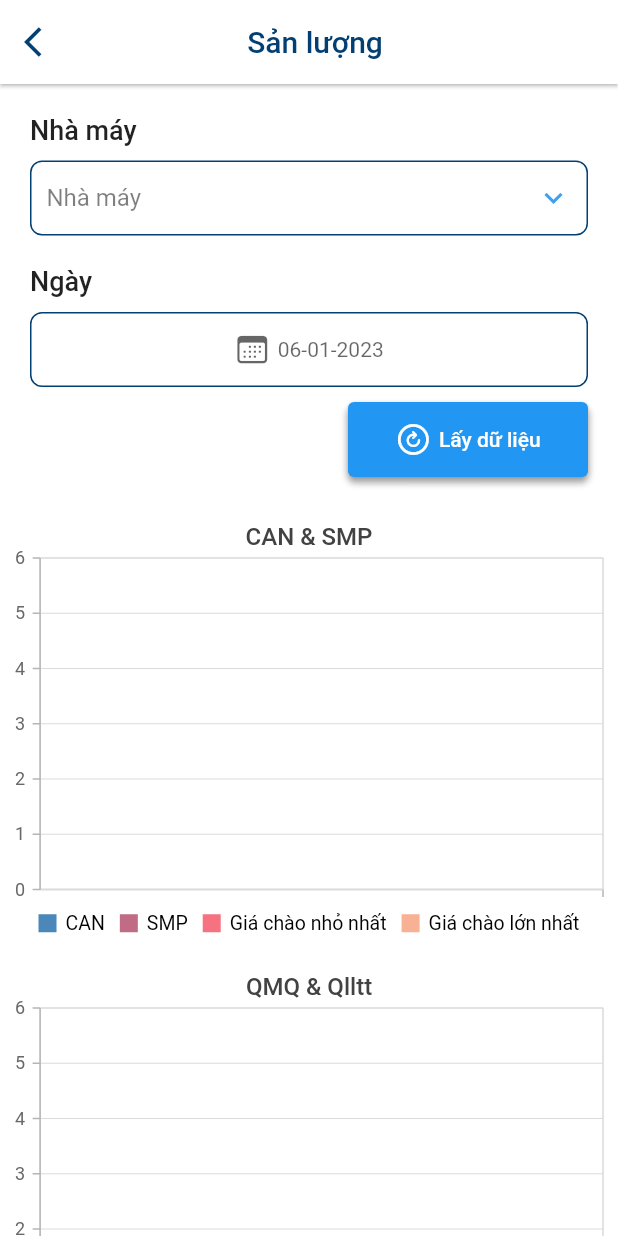
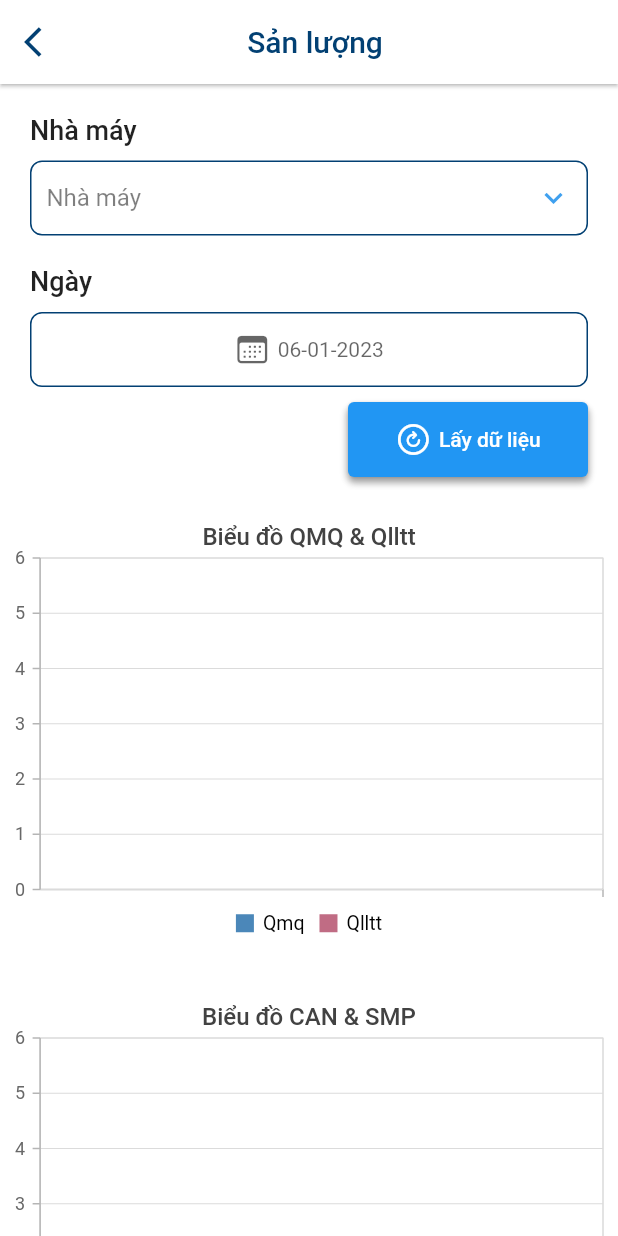
Before and after one commit to Kenn211/ChartFlutterElectric, a Flutter app: the OutputScreen screen opened by its route, on a phone screen of 412 x 824 dp. Run offline on Flutter 3.47's test engine with Material 2 defaults, Android fonts, the phone set to English and light mode, and no system bars; our stand-ins replace flutter_screenutil, get, shared_preferences, syncfusion_flutter_charts; accounts and stored records are empty; network calls fail.

Commit message:
update code

```diff
--- /dev/null
+++ b/lib/controllers/drawer/hydrological_controller.dart
@@ -0,0 +1,3 @@
+import 'package:test_chart/controllers/base_controller.dart';
+
+class HydrologicalController extends BaseController {}
--- a/lib/routes/app_paths.dart
+++ b/lib/routes/app_paths.dart
@@ -24,6 +24,8 @@ abstract class Routes {
   static const outputScreen = _Paths.output;
   static const marginalPriceScreen = _Paths.marginalPrice;
   static const sourcePlanScreen = _Paths.sourcePlan;
+  static const revenueScreen = _Paths.revenue;
+  static const hydrologicalScreen = _Paths.hydrological;
 }
 
 abstract class _Paths {
@@ -41,4 +43,6 @@ abstract class _Paths {
   static const output = '/output';
   static const marginalPrice = '/marginalPrice';
   static const sourcePlan = '/sourcePlan';
+  static const revenue = '/revenue';
+  static const hydrological = '/hydrological';
 }
--- a/lib/routes/app_routes.dart
+++ b/lib/routes/app_routes.dart
@@ -1,4 +1,5 @@
 import 'package:get/get.dart';
+
 import 'bindings/index.dart';
 import '/views/app_views.dart';
 
@@ -47,21 +48,39 @@ class AppPages {
     GetPage(
         name: Routes.tonnageScreen,
         transition: Transition.rightToLeft,
-        transitionDuration: const Duration(milliseconds: 500),
+        transitionDuration: const Duration(milliseconds: 300),
         page: () => const TonnagePage(),
         binding: TonnageBinding()),
     GetPage(
         name: Routes.outputScreen,
+        transition: Transition.rightToLeft,
+        transitionDuration: const Duration(milliseconds: 300),
         page: () => const OutputScreen(),
         binding: OutputBinding()),
     GetPage(
         name: Routes.marginalPriceScreen,
+        transition: Transition.rightToLeft,
+        transitionDuration: const Duration(milliseconds: 300),
         page: () => const MarginalPriceScreen(),
         binding: MarginalPriceBinding()),
     GetPage(
         name: Routes.sourcePlanScreen,
+        transition: Transition.rightToLeft,
+        transitionDuration: const Duration(milliseconds: 300),
         page: () => const SourcePlanScreen(),
-        binding: SourcePlanBinding())
+        binding: SourcePlanBinding()),
+    GetPage(
+        name: Routes.revenueScreen,
+        transition: Transition.rightToLeft,
+        transitionDuration: const Duration(milliseconds: 300),
+        page: () => const RevenueScreen(),
+        binding: RevenueBinding()),
+    GetPage(
+        name: Routes.hydrologicalScreen,
+        transition: Transition.rightToLeft,
+        transitionDuration: const Duration(milliseconds: 300),
+        page: () => const HydrologicalScreen(),
+        binding: HydrologicalBinding()),
   ];
 
   static final List<GetPage> getPages = [
--- /dev/null
+++ b/lib/routes/bindings/drawer/hydrological_binding.dart
@@ -0,0 +1,9 @@
+import 'package:get/get.dart';
+import 'package:test_chart/controllers/drawer/hydrological_controller.dart';
+
+class HydrologicalBinding implements Bindings {
+  @override
+  void dependencies() {
+    Get.lazyPut<HydrologicalController>(() => HydrologicalController());
+  }
+}
--- /dev/null
+++ b/lib/routes/bindings/drawer/revenue_binding.dart
@@ -0,0 +1,9 @@
+import 'package:get/get.dart';
+import 'package:test_chart/controllers/drawer/revenue_controller.dart';
+
+class RevenueBinding implements Bindings {
+  @override
+  void dependencies() {
+    Get.lazyPut<RevenueController>(() => RevenueController());
+  }
+}
--- a/lib/routes/bindings/index.dart
+++ b/lib/routes/bindings/index.dart
@@ -12,3 +12,5 @@ export 'drawer/marginal_price_binding.dart';
 export 'drawer/output_binding.dart';
 export 'drawer/source_plan_binding.dart';
 export 'drawer/tonnage_binding.dart';
+export 'drawer/revenue_binding.dart';
+export 'drawer/hydrological_binding.dart';
--- a/lib/shared/widgets/select_date.dart
+++ b/lib/shared/widgets/select_date.dart
@@ -3,7 +3,7 @@ import 'package:flutter/material.dart';
 import 'package:test_chart/core.dart';
 
 class SelectDate extends StatelessWidget {
-  const SelectDate({super.key, this.isStack = true, this.onTap, this.text});
+  const SelectDate({super.key, this.isStack = false, this.onTap, this.text});
   final bool? isStack;
   final Function()? onTap;
   final String? text;
@@ -19,8 +19,8 @@ class SelectDate extends StatelessWidget {
               border: Border.all(width: 1, color: AppColors.secondColor)),
           child: Row(
             mainAxisAlignment: isStack == true
-                ? MainAxisAlignment.center
-                : MainAxisAlignment.start,
+                ? MainAxisAlignment.start
+                : MainAxisAlignment.center,
             children: [
               Icon(
                 CupertinoIcons.calendar,
--- a/lib/views/app_views.dart
+++ b/lib/views/app_views.dart
@@ -16,3 +16,5 @@ export 'authorized/screens/marginal_price/marginal_price_screen.dart';
 export 'authorized/screens/output/output_screen.dart';
 export 'authorized/screens/source_plan/source_plan_screen.dart';
 export 'authorized/screens/tonnage/tonnage_screen.dart';
+export 'authorized/screens/revenue/revenue_screen.dart';
+export 'authorized/screens/hydrological/hydrological_screen.dart';
--- a/lib/views/authorized/screens/main_drawer.dart
+++ b/lib/views/authorized/screens/main_drawer.dart
@@ -57,12 +57,14 @@ class MainDrawer extends StatelessWidget {
                 text: 'hydrological'.tr,
                 iconItem: CupertinoIcons.cloud_drizzle_fill,
                 onTap: () {
+                  Get.toNamed(Routes.hydrologicalScreen);
                   controller.closeDrawer();
                 }),
             _ItemDrawer(
                 text: 'revenue'.tr,
                 iconItem: CupertinoIcons.money_dollar,
                 onTap: () {
+                  Get.toNamed(Routes.revenueScreen);
                   controller.closeDrawer();
                 }),
             _ItemDrawer(
--- a/lib/views/authorized/screens/output/output_screen.dart
+++ b/lib/views/authorized/screens/output/output_screen.dart
@@ -72,9 +72,9 @@ class OutputScreen extends GetView<OutputController> {
                             }),
                       ),
                     ])),
-
+            const _ChartOutPutQMQ(),
+            const SizedBox(height: 20),
             const _ChartOutPut(),
-            const _ChartOutPutQMQ()
             // _TableQuantityProduct()
           ],
         ),
@@ -141,13 +141,15 @@ class _ChartOutPut extends StatelessWidget {
     return GetBuilder<OutputController>(builder: (controller) {
       return SfCartesianChart(
           title: ChartTitle(
-              text: 'CAN & SMP',
+              text: 'Biểu đồ CAN & SMP',
               textStyle:
                   const TextStyle(fontSize: 16, fontWeight: FontWeight.w500)),
           primaryXAxis: CategoryAxis(labelStyle: const TextStyle(fontSize: 12)),
           zoomPanBehavior: ZoomPanBehavior(enableMouseWheelZooming: true),
           legend: Legend(
               isVisible: true,
+              isResponsive: true,
+              shouldAlwaysShowScrollbar: true,
               alignment: ChartAlignment.center,
               position: LegendPosition.bottom),
           trackballBehavior: TrackballBehavior(
@@ -166,29 +168,29 @@ class _ChartOutPut extends StatelessWidget {
           series: <ChartSeries<ChartOutput, String>>[
             StackedColumnSeries<ChartOutput, String>(
                 groupName: 'Group A',
+                dataSource: controller.dataSMP,
+                name: 'SMP',
+                xValueMapper: (ChartOutput data, _) => 'CK ${data.x}',
+                yValueMapper: (ChartOutput data, _) => data.smp),
+            StackedColumnSeries<ChartOutput, String>(
+                groupName: 'Group A',
                 dataSource: controller.dataCAN,
                 name: 'CAN',
                 xValueMapper: (ChartOutput data, _) => 'CK ${data.x}',
                 yValueMapper: (ChartOutput data, _) => data.can),
-            StackedColumnSeries<ChartOutput, String>(
-                groupName: 'Group A',
-                dataSource: controller.dataSMP,
-                name: 'SMP',
-                xValueMapper: (ChartOutput data, _) => 'CK ${data.x}',
-                yValueMapper: (ChartOutput data, _) => data.smp),
+            SplineSeries<ChartOutput, String>(
+              markerSettings: const MarkerSettings(isVisible: false),
+              dataSource: controller.dataGCLN,
+              xValueMapper: (ChartOutput data, _) => 'CK ${data.x}',
+              yValueMapper: (ChartOutput data, _) => data.gcln,
+              name: 'Giá chào lớn nhất',
+            ),
             SplineSeries<ChartOutput, String>(
               markerSettings: const MarkerSettings(isVisible: false),
               dataSource: controller.dataGCNN,
               xValueMapper: (ChartOutput data, _) => 'CK ${data.x}',
               yValueMapper: (ChartOutput data, _) => data.gcnn,
               name: 'Giá chào nhỏ nhất',
-            ),
-            SplineSeries<ChartOutput, String>(
-              markerSettings: const MarkerSettings(isVisible: false),
-              dataSource: controller.dataGCLN,
-              xValueMapper: (ChartOutput data, _) => 'CK ${data.x}',
-              yValueMapper: (ChartOutput data, _) => data.gcln,
-              name: 'Giá chào lớn nhất',
             ),
           ]);
     });
@@ -203,7 +205,7 @@ class _ChartOutPutQMQ extends StatelessWidget {
     return GetBuilder<OutputController>(builder: (controller) {
       return SfCartesianChart(
           title: ChartTitle(
-              text: 'QMQ & Qlltt',
+              text: 'Biểu đồ QMQ & Qlltt',
               textStyle:
                   const TextStyle(fontSize: 16, fontWeight: FontWeight.w500)),
           primaryXAxis: CategoryAxis(labelStyle: const TextStyle(fontSize: 12)),
```
Also changed, not shown: lib/controllers/drawer/output_controller.dart (+23 -21 lines), lib/controllers/drawer/revenue_controller.dart (added, +23 -0 lines), lib/controllers/drawer/source_plan_controller.dart (+14 -14 lines), lib/models/drawer/revenue/chart_revenue.dart (added, +11 -0 lines), lib/views/authorized/screens/hydrological/hydrological_screen.dart (added, +22 -0 lines), lib/views/authorized/screens/marginal_price/marginal_price_screen.dart (+4 -27 lines), lib/views/authorized/screens/revenue/revenue_screen.dart (added, +104 -0 lines).
